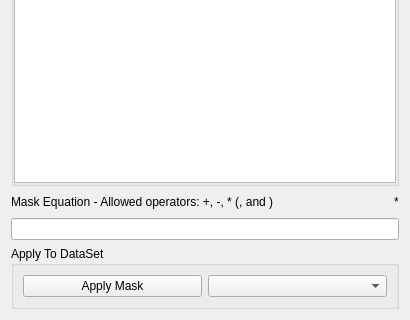
The window that src/main/resources/base/Views/Mask2.ui (MJOLNIRPackage/MJOLNIR-GUI) describes before a commit, drawn with Qt 5; both pictures show x 0 to 410 and y 242 to 562 of the 410 by 562 pixel window.
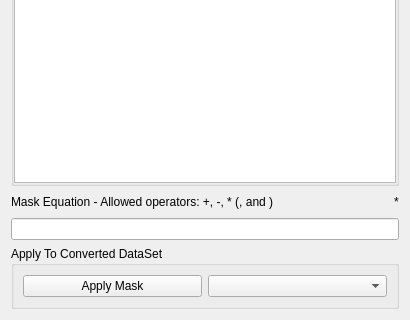
The same window after the commit.

Commit message: Allow only masking of converted DataSet

Patch:
```diff
--- a/src/main/resources/base/Views/Mask2.ui
+++ b/src/main/resources/base/Views/Mask2.ui
@@ -178,7 +178,7 @@
    <item>
     <widget class="QGroupBox" name="groupBox_2">
      <property name="title">
-      <string>Apply To DataSet</string>
+      <string>Apply To Converted DataSet</string>
      </property>
      <layout class="QHBoxLayout" name="horizontalLayout">
       <item>
```
The commit also changes 2 other files.
